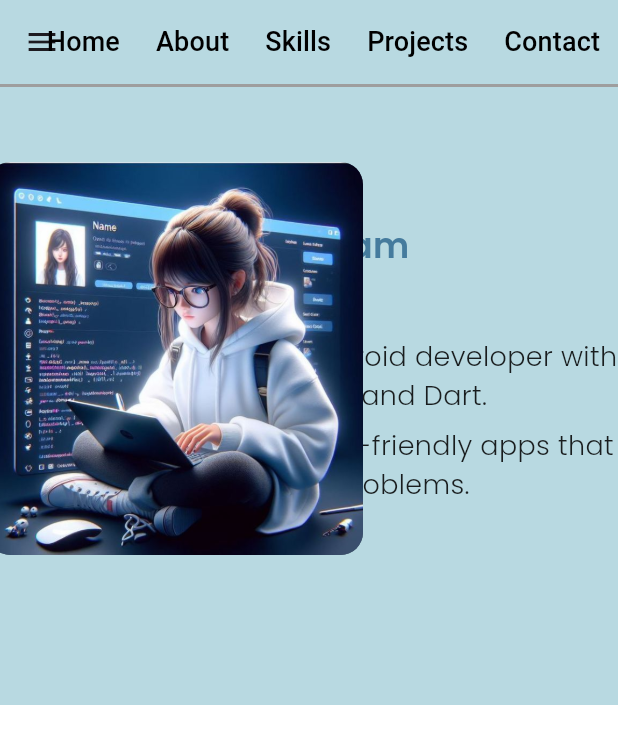
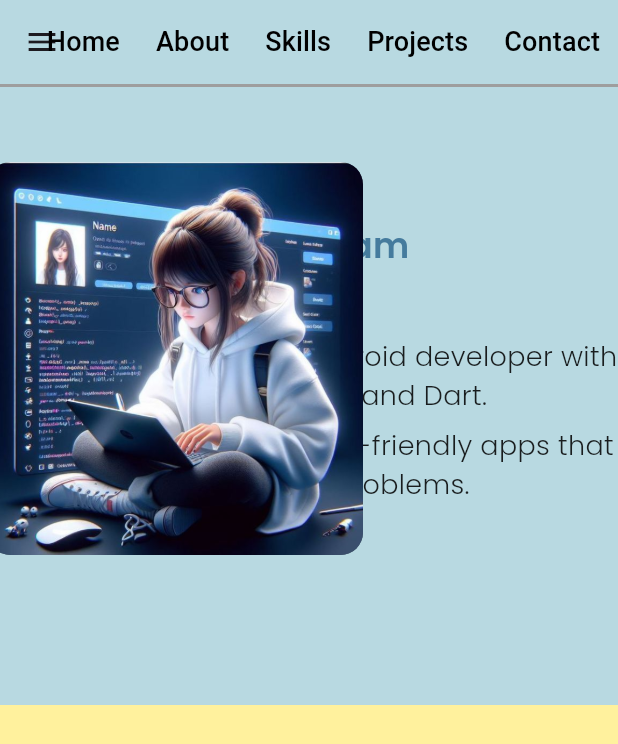
Before and after one commit to Areeba-ai05/Portfolio, a Flutter app: the DesktopView screen opened directly, on a phone screen of 412 x 824 dp. Shown: the top 744 px of the screen. Run offline on Flutter 3.47's test engine with Material 3 defaults, Android fonts, the phone set to English and light mode, and no system bars; our stand-ins replace google_fonts.

Commit message:
update files

```diff
--- a/lib/controller/contants/app-colors/app-colors.dart
+++ b/lib/controller/contants/app-colors/app-colors.dart
@@ -1,6 +1,6 @@
 import 'package:flutter/material.dart';
 class AppColors{
-  static Color  primaryColor=Color(0xffFFFFFF);
+  static Color  primaryColor=Colors.yellow.withOpacity(0.5);
   static Color  bacckgroundColor=Color(0xffb8d9e1);
   //static Color  primaryColor2=Color(0x457B9D);
   static Color  backgroundColor=Color(0xff457B9D);
--- a/lib/view/desktop-view/desktop-view.dart
+++ b/lib/view/desktop-view/desktop-view.dart
@@ -140,13 +140,15 @@ class _DesktopViewState extends State<DesktopView> {
                     right: 170,
                     bottom: 100,// Adjust horizontal alignment
                     child: Container(
-                      height: 700,
+                      height: 720,
                       width: 250,
                       decoration: BoxDecoration(color: AppColors.tealColor,
+                      //border:Border(),
                       borderRadius: BorderRadius.circular(15),
                         image: DecorationImage(
                             image: AssetImage('assets/App-images/homeimg.jpg'),
-                        fit: BoxFit.cover)
+                        fit: BoxFit.cover
+                          )
                       ),
                     ),
                   ),
```
